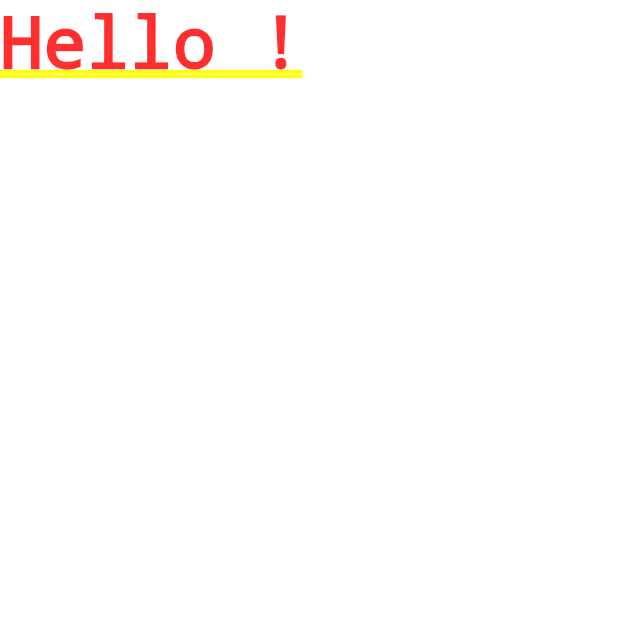
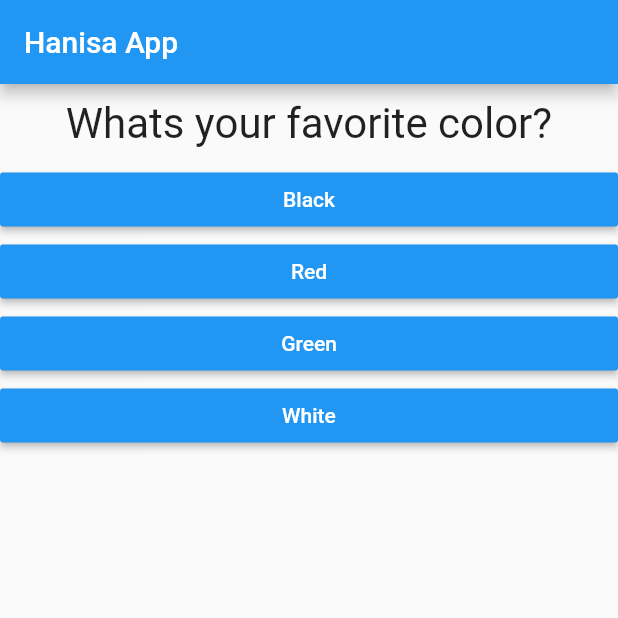
Before and after one commit to faoziaziz/hanisa, a Flutter app: the screen it shows after launch, on a phone screen of 412 x 824 dp, the top half of it. Run offline on Flutter 3.47's test engine with Material 2 defaults, Android fonts, the phone set to English and light mode, and no system bars.

Commit message:
update some code you must read it

```diff
--- /dev/null
+++ b/lib/answer.dart
@@ -0,0 +1,20 @@
+import 'package:flutter/material.dart';
+
+class Answer extends StatelessWidget{
+  final Function selectHandler;
+  final String answerText;
+
+  Answer(this.selectHandler, this.answerText);
+  @override
+  Widget build(BuildContext context){
+    return Container(
+      width: double.infinity,
+      child: RaisedButton(
+        color: Colors.blue,
+        textColor: Colors.white,
+        child: Text(answerText),
+        onPressed: selectHandler,
+      ),
+    );
+  }
+}
--- a/lib/main.dart
+++ b/lib/main.dart
@@ -1,12 +1,70 @@
 import 'package:flutter/material.dart';
+import './question.dart';
+import './answer.dart';
 
 void main(){
   runApp(MyApp());
+
 }
 
-class MyApp extends  StatelessWidget{
+//void main()=>runApp(MyApp());
+
+
+class MyApp extends StatefulWidget{
+
+  @override
+  State<StatefulWidget> createState(){
+    // TODO: implement createState
+    return _MyAppState();
+  }
+}
+
+
+class _MyAppState extends State<MyApp> {
+  var _questionIndex = 0;
+  void _answerQuestion(){
+   setState((){
+        _questionIndex=_questionIndex+1;
+    });
+   // questionIndex=questionIndex+1;
+    print('Answer choosen !');
+  }
+
+  /* standard banget lah di flutter */
+  @override
   Widget build(BuildContext context){
-    return MaterialApp(home: Text('Hello !'), );
+
+    const questions= [
+      {'questionText': 'What\s your favorite color?', 'answers':[
+          'Black', 'Red', 'Green', 'White'],
+      },
+      {'questionText': 'What\s your favorite animal?', 'answers':[
+          'Rabbit', 'Snake', 'Elephant', 'Lizard'],
+      },
+      {'questionText': 'What\s your favorite instructor?', 'answers':[
+          'Max', 'Max', 'Max', 'Max'],
+      },
+
+    ];
+
+    return MaterialApp(
+      home: Scaffold(
+        appBar: AppBar(
+          title: Text('Hanisa App'),
+        ),
+        body: Column(
+          children: <Widget>[
+            Question(
+              questions[_questionIndex]['questionText']
+            ),
+            ...(questions[_questionIndex]['answers'] as List<String>).map((answer){
+                return Answer(_answerQuestion, answer);
+            }).toList()
+
+          ],
+        ),
+      ),
+    );
   }
 
 }
--- /dev/null
+++ b/lib/question.dart
@@ -0,0 +1,23 @@
+import 'package:flutter/material.dart';
+
+class Question extends StatelessWidget {
+  final String questionText;
+
+  Question(this.questionText);
+
+  @override
+  Widget build(BuildContext context){
+
+    return Container(
+      width: double.infinity,
+      margin: EdgeInsets.all(10),
+      child: Text(
+        questionText,
+        style: TextStyle(fontSize: 28),
+        textAlign: TextAlign.center,
+    ),
+  );
+
+
+  }
+}
```
Also changed, not shown: 2 other files.
